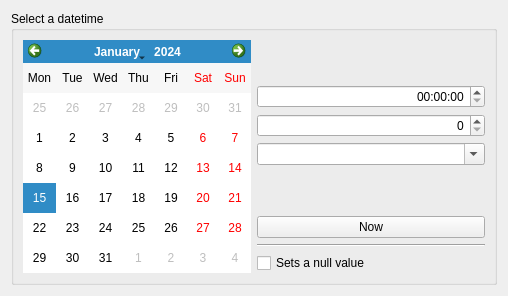
Qt form xulpymoney/ui/wdgDatetime.ui (turulomio/xulpymoney) before a commit.
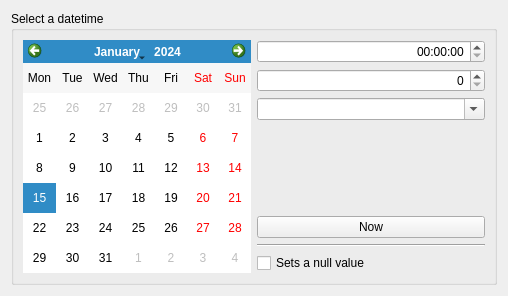
The same form after that commit.

Patch:
```diff
--- a/xulpymoney/ui/wdgDatetime.ui
+++ b/xulpymoney/ui/wdgDatetime.ui
@@ -49,19 +49,6 @@
         </item>
         <item>
          <layout class="QVBoxLayout" name="verticalLayout">
-          <item>
-           <spacer name="verticalSpacer_3">
-            <property name="orientation">
-             <enum>Qt::Vertical</enum>
-            </property>
-            <property name="sizeHint" stdset="0">
-             <size>
-              <width>20</width>
-              <height>40</height>
-             </size>
-            </property>
-           </spacer>
-          </item>
           <item>
            <widget class="QTimeEdit" name="teTime">
             <property name="sizePolicy">
```
Left out of the diff: 2 changed lines with no effect on the pictures.
